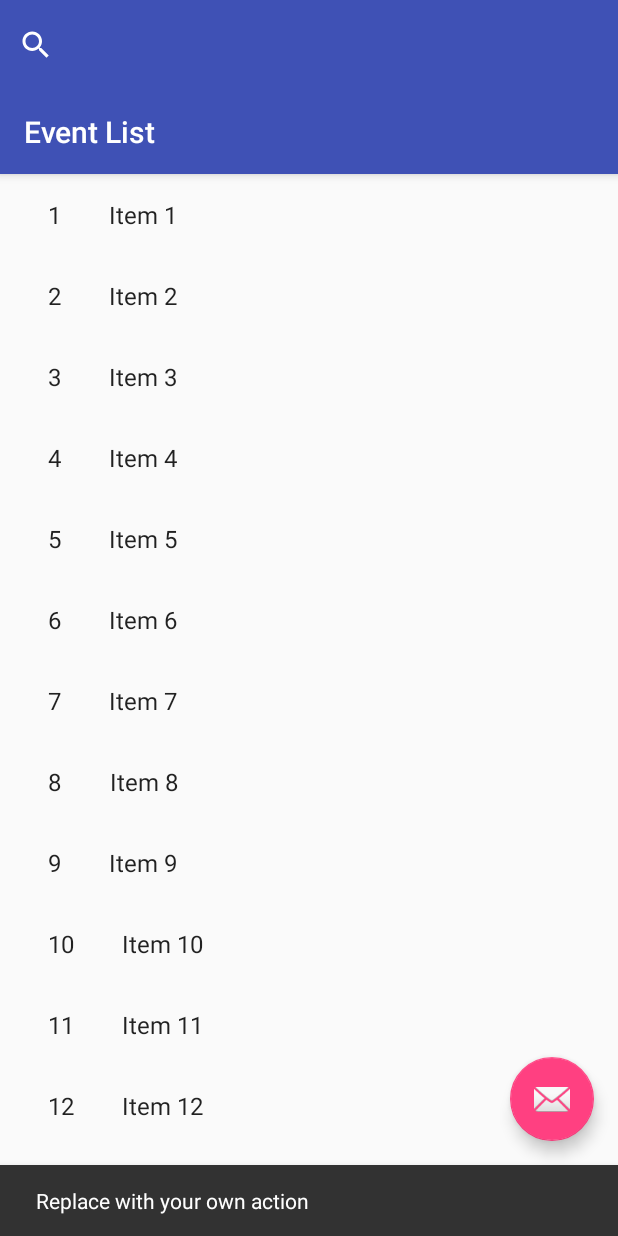
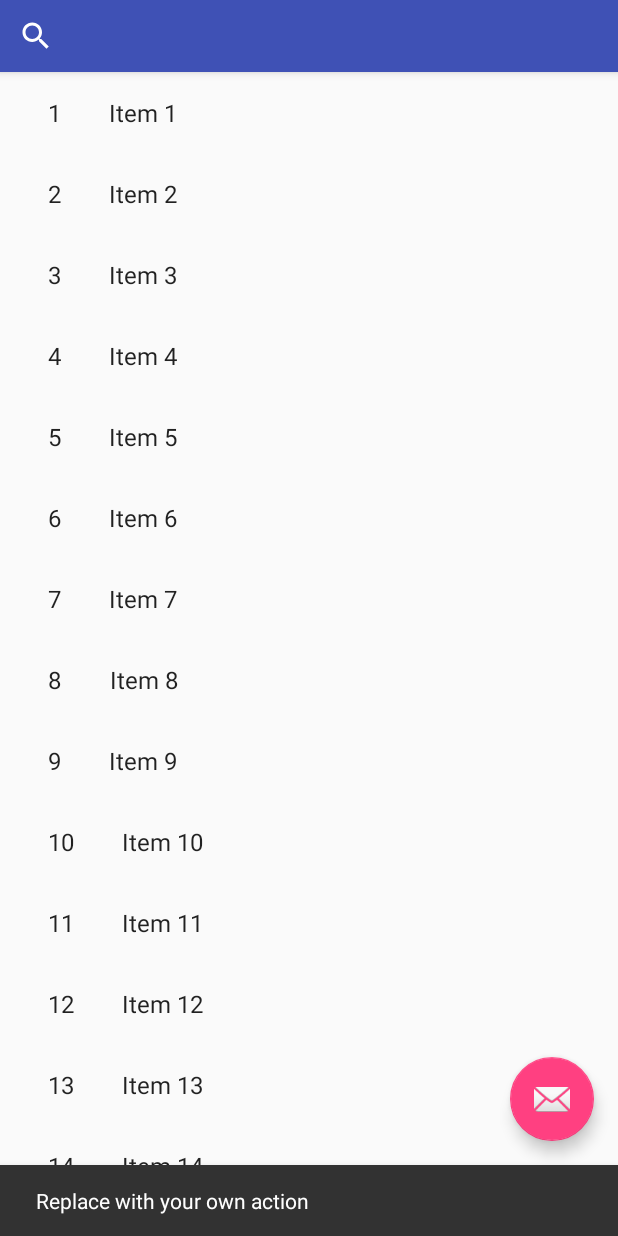
Before and after one commit to hsun0120/event-finder, an Android app: the EventListActivity screen opened directly, with no data from a screen before it, after a tap on an icon or button, on a phone screen of 412 x 824 dp. Run offline under Robolectric (Android 15) with nearby library versions, the phone set to English and light mode, and no system bars.

Commit message:
Toolbar in event list removed.

```diff
--- a/app/src/main/java/edu/ucsd/cse110/group50/eventfinder/EventListActivity.java
+++ b/app/src/main/java/edu/ucsd/cse110/group50/eventfinder/EventListActivity.java
@@ -66,9 +66,9 @@ public class EventListActivity extends AppCompatActivity {
         super.onCreate(savedInstanceState);
         setContentView(R.layout.activity_event_list);
 
-        Toolbar toolbar = (Toolbar) findViewById(R.id.toolbar);
-        setSupportActionBar(toolbar);
-        toolbar.setTitle(getTitle());
+//        Toolbar toolbar = (Toolbar) findViewById(R.id.toolbar);
+//        setSupportActionBar(toolbar);
+//        toolbar.setTitle(getTitle());
 
         FloatingActionButton fab = (FloatingActionButton) findViewById(R.id.fab);
         fab.setOnClickListener(new View.OnClickListener() {
--- a/app/src/main/res/layout/activity_event_list.xml
+++ b/app/src/main/res/layout/activity_event_list.xml
@@ -15,19 +15,11 @@
 
         <SearchView
             android:layout_width="match_parent"
-            android:layout_height="60dp">
-
-            <SearchView
-                android:layout_width="match_parent"
-                android:layout_height="match_parent" />
+            android:layout_height="match_parent"
+            android:orientation="vertical"
+            app:queryHint="Enter Event Name">
 
         </SearchView>
-
-        <android.support.v7.widget.Toolbar
-            android:id="@+id/toolbar"
-            android:layout_width="match_parent"
-            android:layout_height="wrap_content"
-            app:popupTheme="@style/AppTheme.PopupOverlay" />
 
     </android.support.design.widget.AppBarLayout>
 
```
